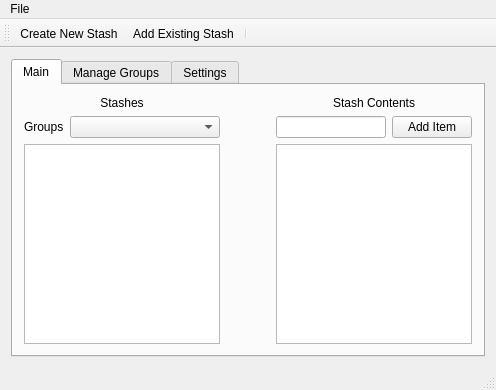
First picture: the form in mainwindow.ui, repository cdaragorn/Torchlight2StashManager, before the edit.
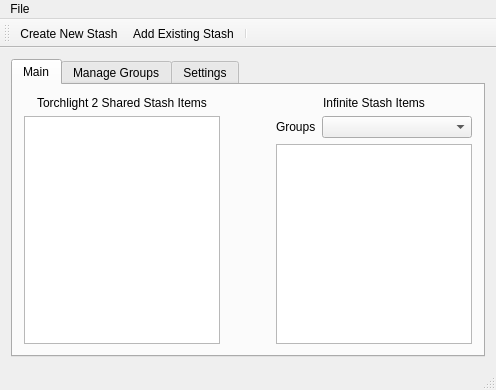
Second picture: the form after the edit. Icons and pictures are not drawn. Custom widgets are drawn as their Qt base class.

```diff
--- a/mainwindow.ui
+++ b/mainwindow.ui
@@ -41,10 +41,49 @@
        <attribute name="title">
         <string>Main</string>
        </attribute>
-       <layout class="QGridLayout" name="gridLayout" rowstretch="0,0,0" columnstretch="0,10,0,10,0" columnminimumwidth="0,150,50,100,0">
+       <layout class="QGridLayout" name="gridLayout" rowstretch="0,0,0" columnstretch="20,6,0,0,20" columnminimumwidth="0,0,50,0,0">
         <property name="spacing">
          <number>6</number>
         </property>
+        <item row="0" column="3" colspan="2">
+         <widget class="QLabel" name="MainTabStashContentsLabel">
+          <property name="text">
+           <string>Infinite Stash Items</string>
+          </property>
+          <property name="alignment">
+           <set>Qt::AlignCenter</set>
+          </property>
+         </widget>
+        </item>
+        <item row="2" column="3" colspan="2">
+         <widget class="InfiniteStashItemsListWidget" name="MainTabInfiniteStashItemsListWidget">
+          <property name="dragEnabled">
+           <bool>true</bool>
+          </property>
+          <property name="dragDropMode">
+           <enum>QAbstractItemView::DragDrop</enum>
+          </property>
+          <property name="defaultDropAction">
+           <enum>Qt::MoveAction</enum>
+          </property>
+         </widget>
+        </item>
+        <item row="0" column="0" colspan="2">
+         <widget class="QLabel" name="MainTabSharedStashItemsLabel">
+          <property name="frameShape">
+           <enum>QFrame::NoFrame</enum>
+          </property>
+          <property name="text">
+           <string>Torchlight 2 Shared Stash Items</string>
+          </property>
+          <property name="scaledContents">
+           <bool>false</bool>
+          </property>
+          <property name="alignment">
+           <set>Qt::AlignCenter</set>
+          </property>
+         </widget>
+        </item>
         <item row="2" column="2">
          <spacer name="horizontalSpacer">
           <property name="orientation">
@@ -58,31 +97,22 @@
           </property>
          </spacer>
         </item>
-        <item row="0" column="0" colspan="2">
-         <widget class="QLabel" name="MainTabStashesLabel">
-          <property name="frameShape">
-           <enum>QFrame::NoFrame</enum>
-          </property>
-          <property name="text">
-           <string>Stashes</string>
-          </property>
-          <property name="scaledContents">
-           <bool>false</bool>
-          </property>
-          <property name="alignment">
-           <set>Qt::AlignCenter</set>
-          </property>
-         </widget>
-        </item>
-        <item row="1" column="1">
-         <widget class="QComboBox" name="GroupsComboBox">
+        <item row="1" column="4">
+         <widget class="QComboBox" name="MainTabGroupsComboBox">
           <property name="insertPolicy">
            <enum>QComboBox::InsertAlphabetically</enum>
           </property>
          </widget>
         </item>
-        <item row="2" column="0" colspan="2">
-         <widget class="SharedStashListWidget" name="SelectListWidget">
+        <item row="1" column="3">
+         <widget class="QLabel" name="MainTabGroupsLabel">
+          <property name="text">
+           <string>Groups</string>
+          </property>
+         </widget>
+        </item>
+        <item row="1" column="0" rowspan="2" colspan="2">
+         <widget class="SharedStashListWidget" name="MainTabSharedStashItemsListWidget">
           <property name="acceptDrops">
            <bool>true</bool>
           </property>
@@ -106,46 +136,6 @@
           </property>
          </widget>
         </item>
-        <item row="1" column="0">
-         <widget class="QLabel" name="MainTabGroupsLabel">
-          <property name="text">
-           <string>Groups</string>
-          </property>
-         </widget>
-        </item>
-        <item row="1" column="3">
-         <widget class="QLineEdit" name="MainTabAddItemLineEdit"/>
-        </item>
-        <item row="1" column="4">
-         <widget class="QPushButton" name="MainTabAddItemButton">
-          <property name="text">
-           <string>Add Item</string>
-          </property>
-         </widget>
-        </item>
-        <item row="2" column="3" colspan="2">
-         <widget class="QListWidget" name="MainTabListStashItemsListWidget">
-          <property name="dragEnabled">
-           <bool>true</bool>
-          </property>
-          <property name="dragDropMode">
-           <enum>QAbstractItemView::DragDrop</enum>
-          </property>
-          <property name="defaultDropAction">
-           <enum>Qt::MoveAction</enum>
-          </property>
-         </widget>
-        </item>
-        <item row="0" column="3" colspan="2">
-         <widget class="QLabel" name="MainTabStashContentsLabel">
-          <property name="text">
-           <string>Stash Contents</string>
-          </property>
-          <property name="alignment">
-           <set>Qt::AlignCenter</set>
-          </property>
-         </widget>
-        </item>
        </layout>
       </widget>
       <widget class="QWidget" name="ManageGroupsTab">
@@ -310,6 +300,23 @@
    <extends>QListWidget</extends>
    <header>sharedstashlistwidget.h</header>
   </customwidget>
+  <customwidget>
+   <class>MainTabPage</class>
+   <extends>QWidget</extends>
+   <header>maintabpage.h</header>
+   <container>1</container>
+  </customwidget>
+  <customwidget>
+   <class>SettingsTabPage</class>
+   <extends>QWidget</extends>
+   <header>settingstabpage.h</header>
+   <container>1</container>
+  </customwidget>
+  <customwidget>
+   <class>InfiniteStashItemsListWidget</class>
+   <extends>QListWidget</extends>
+   <header>infinitestashitemslistwidget.h</header>
+  </customwidget>
  </customwidgets>
  <resources>
   <include location="images.qrc"/>
```
Left out of the diff: 4 changed lines with no effect on the pictures.
